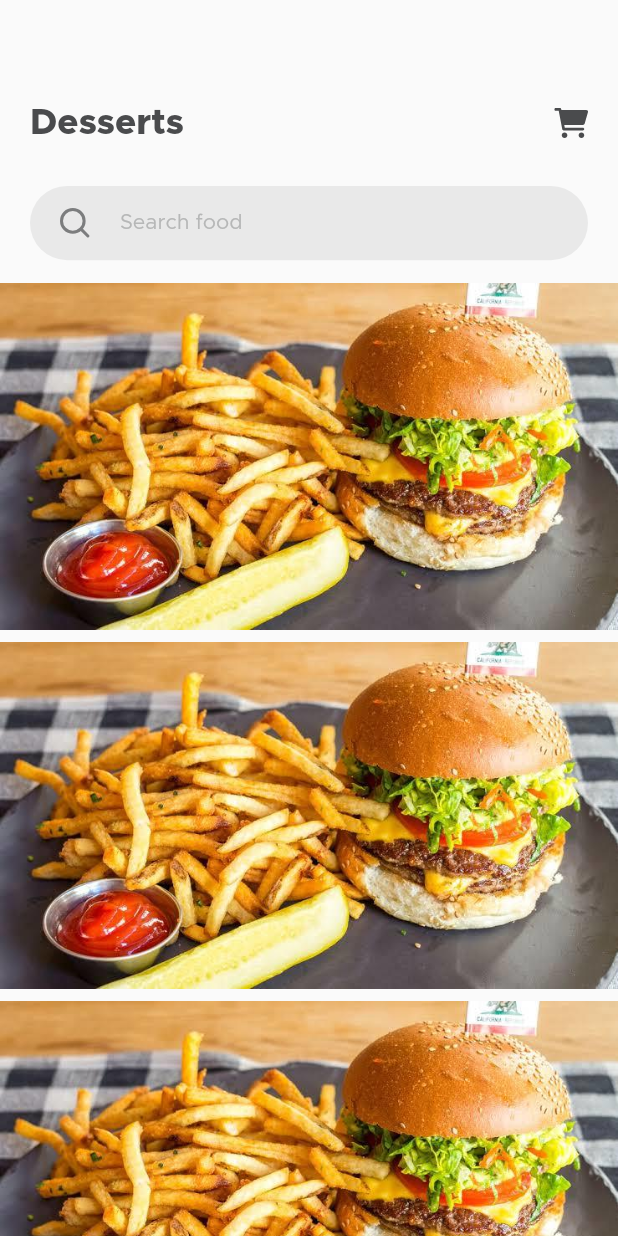
After one commit to Ala2Adel/MealMonkey, a Flutter app: the MenuPage screen opened directly, after a tap on "Beverages", on a phone screen of 412 x 824 dp. The commit adds this screen. Run offline on Flutter 3.47's test engine with Material 2 defaults, Android fonts, the phone set to English and light mode, and no system bars; our stand-ins replace flutter_svg, introduction_screen, shared_preferences; accounts and stored records are empty.

Commit message:
Desserst Page UI WIP

```diff
--- /dev/null
+++ b/lib/Screens/DesertsPage.dart
@@ -0,0 +1,92 @@
+import 'package:flutter/material.dart';
+import 'package:flutter/services.dart';
+import 'package:flutter_svg/svg.dart';
+import 'package:meal_monkey/Utilities/app_colors.dart';
+import 'package:meal_monkey/Widgets/pop_restaurants.dart';
+import 'package:meal_monkey/localization/language_constants.dart';
+
+class DesertsPage extends StatefulWidget {
+  @override
+  _DesertsPageState createState() => _DesertsPageState();
+}
+
+class _DesertsPageState extends State<DesertsPage> {
+  @override
+  Widget build(BuildContext context) {
+    SystemChrome.setSystemUIOverlayStyle(SystemUiOverlayStyle.dark
+        .copyWith(statusBarColor: AppColors.transparent));
+    var _height = MediaQuery.of(context).size.height;
+    var _width = MediaQuery.of(context).size.width;
+
+    return Scaffold(
+        body: SingleChildScrollView(
+            child: Column(children: [
+      Padding(
+        padding:
+            const EdgeInsets.only(right: 20, left: 20, top: 70, bottom: 15),
+        child: Row(
+          mainAxisAlignment: MainAxisAlignment.spaceBetween,
+          children: [
+            Text(
+              getTranslated(context, "desserts"),
+              style: TextStyle(
+                  fontSize: 24.0,
+                  color: AppColors.darkGrey,
+                  fontFamily: "Metropolis",
+                  fontWeight: FontWeight.w900),
+            ),
+            SvgPicture.asset(
+              "assets/cart-shopping.svg",
+              height: 20,
+              color: AppColors.darkGrey,
+            )
+          ],
+        ),
+      ),
+      Padding(
+        padding: const EdgeInsets.symmetric(vertical: 15, horizontal: 20),
+        child: Container(
+          height: _height * 0.06,
+          decoration: BoxDecoration(
+              borderRadius: BorderRadius.all(Radius.circular(28)),
+              color: AppColors.grey.withOpacity(0.25)),
+          child: Padding(
+            padding: const EdgeInsetsDirectional.only(start: 20),
+            child: Row(
+              children: [
+                SvgPicture.asset(
+                  "assets/search.svg",
+                  height: 20,
+                  color: AppColors.lightGrey,
+                ),
+                Padding(
+                  padding: const EdgeInsetsDirectional.only(start: 20),
+                  child: Text(
+                    getTranslated(context, "search"),
+                    style: TextStyle(
+                        fontFamily: "Metropolis",
+                        fontWeight: FontWeight.w300,
+                        fontSize: 14,
+                        color: AppColors.grey),
+                  ),
+                ),
+              ],
+            ),
+          ),
+        ),
+      ),
+      ListView.builder(
+        scrollDirection: Axis.vertical,
+        itemCount: 3,
+        physics: NeverScrollableScrollPhysics(),
+        shrinkWrap: true,
+        itemBuilder: (context, index) {
+          return Padding(
+            padding: const EdgeInsets.only(bottom: 8),
+            child: Image.asset("assets/western.png"),
+          );
+        },
+      ),
+    ])));
+  }
+}
--- a/lib/Screens/menu_page.dart
+++ b/lib/Screens/menu_page.dart
@@ -1,9 +1,9 @@
 import 'package:flutter/material.dart';
 import 'package:flutter/services.dart';
 import 'package:flutter_svg/svg.dart';
+import 'package:meal_monkey/Screens/DesertsPage.dart';
 import 'package:meal_monkey/Widgets/menu_items.dart';
 import 'package:meal_monkey/localization/language_constants.dart';
-
 import '../Utilities/app_colors.dart';
 
 class MenuPage extends StatefulWidget {
@@ -79,7 +79,7 @@ class _MenuPageState extends State<MenuPage> {
           ),
         ),
         Container(
-          height: _height * 0.6,
+          height: _height * 0.8,
           child: Stack(
             children: [
               PositionedDirectional(
@@ -91,26 +91,29 @@ class _MenuPageState extends State<MenuPage> {
                         borderRadius: BorderRadius.only(
                             topRight: Radius.circular(38),
                             bottomRight: Radius.circular(38))),
-                    width: _width * 0.27,
-                    height: _height * 0.58,
+                    width: _width * 0.28,
+                    height: _height * 0.65,
                   )),
-              // MenuItems()
-
               ListView.builder(
                 scrollDirection: Axis.vertical,
-                itemCount: 3,
-                // shrinkWrap: true,
+                itemCount: 4,
+                physics: NeverScrollableScrollPhysics(),
+                shrinkWrap: true,
                 itemBuilder: (context, index) {
-                  return MenuItems();
+                  return GestureDetector(
+                      onTap: () {
+                        Navigator.of(context).push(
+                          MaterialPageRoute(
+                            builder: (BuildContext context) => DesertsPage(),
+                          ),
+                        );
+                      },
+                      child: MenuItems());
                 },
               ),
-
             ],
           ),
         ),
-
-
-
       ],
     )));
   }
--- a/lib/Screens/onBoardingScreen.dart
+++ b/lib/Screens/onBoardingScreen.dart
@@ -4,10 +4,8 @@ import 'package:flutter/services.dart';
 import 'package:flutter_svg/flutter_svg.dart';
 import 'package:introduction_screen/introduction_screen.dart';
 import 'package:meal_monkey/Screens/bottomNav.dart';
-import 'file:///E:/Alaa%20Alaraby/Meal_Monkey/lib/Utilities/app_colors.dart';
+import 'package:meal_monkey/Utilities/app_colors.dart';
 import 'package:meal_monkey/localization/language_constants.dart';
-
-import 'home_page.dart';
 
 class OnBoardingPage extends StatefulWidget {
   @override
--- a/lib/Screens/splash_screen.dart
+++ b/lib/Screens/splash_screen.dart
@@ -4,9 +4,8 @@ import 'package:flutter/cupertino.dart';
 import 'package:flutter/material.dart';
 import 'package:flutter/services.dart';
 import 'package:flutter_svg/svg.dart';
-import 'package:meal_monkey/Screens/home_page.dart';
 import 'package:meal_monkey/Screens/welcome_page.dart';
-import 'file:///E:/Alaa%20Alaraby/Meal_Monkey/lib/Utilities/app_colors.dart';
+import 'package:meal_monkey/Utilities/app_colors.dart';
 
 class SplashScreen extends StatefulWidget {
   @override
--- a/lib/Widgets/menu_items.dart
+++ b/lib/Widgets/menu_items.dart
@@ -1,4 +1,3 @@
-import 'package:flutter/cupertino.dart';
 import 'package:flutter/material.dart';
 import 'package:flutter_svg/svg.dart';
 import 'package:meal_monkey/Utilities/app_colors.dart';
@@ -22,19 +21,17 @@ class _MenuItemsState extends State<MenuItems> {
     var _height = MediaQuery.of(context).size.height;
     var _width = MediaQuery.of(context).size.width;
     return Container(
-      height: _height*0.15,
+      height: _height*0.14,
       child: Stack(
         children: [
           PositionedDirectional(
             start: 50,
-             // top: 30,
-            //end: 25,
             child: Container(
                 decoration: BoxDecoration(
                     boxShadow: [
                       BoxShadow(
                         color: AppColors.grey.withOpacity(0.3),
-                        spreadRadius: 8,
+                        spreadRadius: 10,
                         blurRadius: 10,
                         // offset: Offset(0, 20), // changes position of shadow
                       ),
@@ -53,7 +50,7 @@ class _MenuItemsState extends State<MenuItems> {
                     mainAxisAlignment: MainAxisAlignment.center,
                     crossAxisAlignment: CrossAxisAlignment.start,
                     children: [
-                      Text("Food",
+                      Text(_menuNames[1],
                           style: TextStyle(
                               fontFamily: "Cabin",
                               fontWeight: FontWeight.w700,
--- a/lib/Widgets/most_popular.dart
+++ b/lib/Widgets/most_popular.dart
@@ -1,6 +1,6 @@
 import 'package:flutter/cupertino.dart';
 import 'package:flutter/material.dart';
-import 'file:///E:/Alaa%20Alaraby/Meal_Monkey/lib/Utilities/app_colors.dart';
+import 'package:meal_monkey/Utilities/app_colors.dart';
 import 'package:meal_monkey/localization/language_constants.dart';
 
 class MostPopular extends StatelessWidget {
@@ -25,7 +25,6 @@ class MostPopular extends StatelessWidget {
           Padding(
             padding: const EdgeInsets.only(top: 5.0),
             child: Row(
-              mainAxisAlignment: MainAxisAlignment.spaceAround,
               children: [
                 Text(
                   "Cafe",
--- a/lib/Widgets/pop_restaurants.dart
+++ b/lib/Widgets/pop_restaurants.dart
@@ -1,6 +1,6 @@
 import 'package:flutter/cupertino.dart';
 import 'package:flutter/material.dart';
-import 'file:///E:/Alaa%20Alaraby/Meal_Monkey/lib/Utilities/app_colors.dart';
+import 'package:meal_monkey/Utilities/app_colors.dart';
 import 'package:meal_monkey/localization/language_constants.dart';
 
 class PopularRestaurants extends StatelessWidget {
--- a/lib/localization/lang/ar.json
+++ b/lib/localization/lang/ar.json
@@ -39,5 +39,6 @@
   "menu": "القائمة",
   "offers": "العروض",
   "profile": "الملف الشخصي",
-  "more": "المزيد"
+  "more": "المزيد",
+  "desserts": "الحلويات"
 }
--- a/lib/localization/lang/en.json
+++ b/lib/localization/lang/en.json
@@ -39,5 +39,6 @@
   "menu": "Menu",
   "offers": "Offers",
   "profile": "profile",
-  "more": "More"
+  "more": "More",
+  "desserts": "Desserts"
 }
--- a/pubspec.yaml
+++ b/pubspec.yaml
@@ -18,6 +18,9 @@ dependencies:
   flutter_svg: ^0.21.0+1
   shared_preferences: ^2.0.5
   introduction_screen: ^2.1.0
+  persistent_bottom_nav_bar: ^4.0.2
+
+# custom_navigator: ^0.3.0
 
 dev_dependencies:
   flutter_test:
```
Also changed, not shown: lib/Screens/bottomNav.dart (+90 -178 lines), lib/Widgets/custom_Navigator.dart (added, +196 -0 lines), pubspec.lock.
